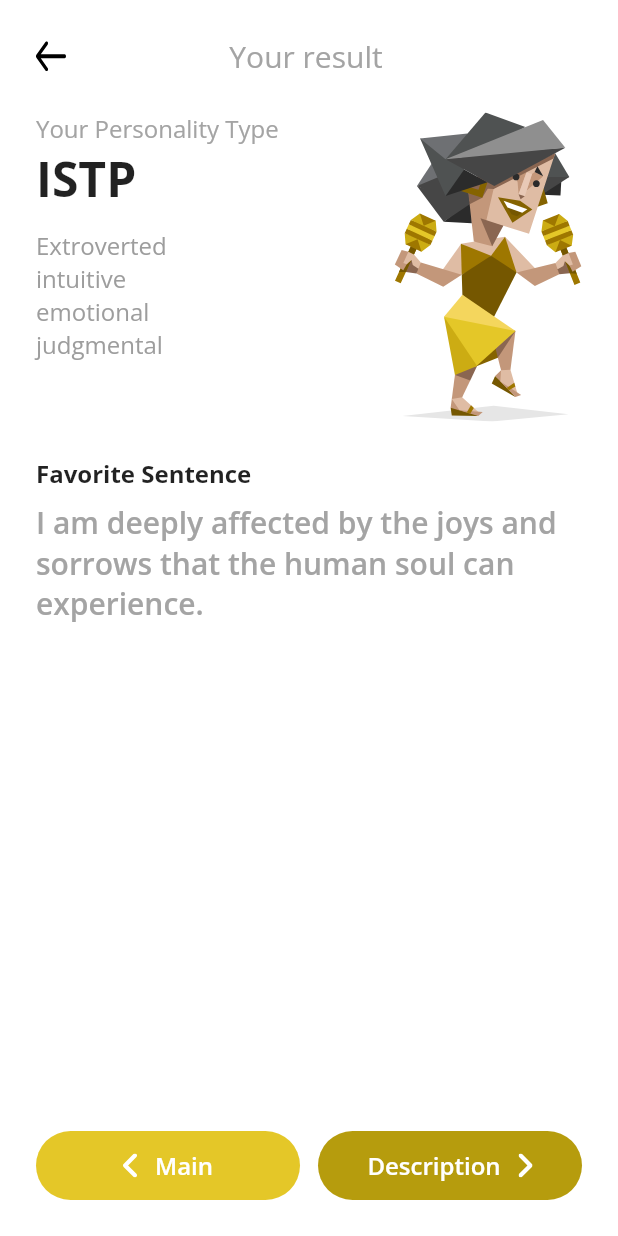
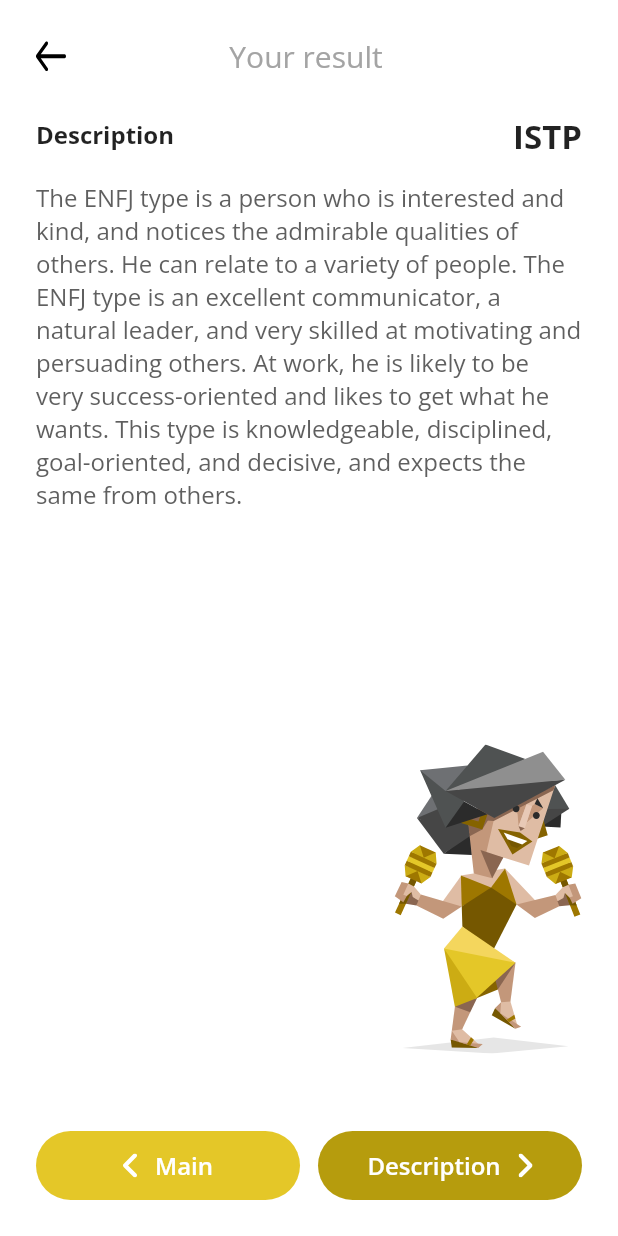
Before and after one commit to misagh1999/mbti-test-app, a Flutter app: the ResultScreen screen opened by its route, on a phone screen of 412 x 824 dp. Run offline on Flutter 3.47's test engine with Material 2 defaults, Android fonts, the phone set to English and light mode, and no system bars; our stand-ins replace flutter_svg, get.

Commit message:
description sub screen implemented

```diff
--- a/lib/constants.dart
+++ b/lib/constants.dart
@@ -16,6 +16,9 @@ abstract class Assets {
   static const LOGO = 'assets/images/temp_logo.svg';
   static const WELCOME_IMG = 'assets/images/welcome_img.svg';
   static const START_IMG = 'assets/images/start_img.svg';
+  static const WORK_IMG = 'assets/images/work_img.svg';
+  static const RELATIONSHIP_IMG = 'assets/images/relationship_img.svg';
+  static const HOBBY_IMG = 'assets/images/hobby_img.svg';
 
   static const PREVIOUS_ICON = 'assets/icons/previous_icon.svg';
   static const NEXT_ICON = 'assets/icons/next_icon.svg';
@@ -39,3 +42,8 @@ abstract class Assets {
   static const IC_ISTJ = 'assets/icons/mbti/ISTJ.svg';
   static const IC_ISTP = 'assets/icons/mbti/ISTP.svg';
 }
+
+abstract class MyString {
+  static const DESCRIPTION_DEMO =
+      'The ENFJ type is a person who is interested and kind, and notices the admirable qualities of others. He can relate to a variety of people. The ENFJ type is an excellent communicator, a natural leader, and very skilled at motivating and persuading others. At work, he is likely to be very success-oriented and likes to get what he wants. This type is knowledgeable, disciplined, goal-oriented, and decisive, and expects the same from others.';
+}
--- a/lib/screens/result/result_screen.dart
+++ b/lib/screens/result/result_screen.dart
@@ -6,6 +6,7 @@ import 'package:flutter_svg/flutter_svg.dart';
 import 'components/result_bottom_widget.dart';
 import 'components/result_main_widget.dart';
 import 'components/result_top_widget.dart';
+import 'sub_screens/description_sub_screen.dart';
 
 class ResultScreen extends StatelessWidget {
   const ResultScreen({super.key});
@@ -19,7 +20,10 @@ class ResultScreen extends StatelessWidget {
           child: Column(
             children: [
               ResultTopWidget(),
-              Expanded(child: ResultMainWidget()),
+              Expanded(
+                  child:
+                      // ResultMainWidget()
+                      DescriptionSubScreen()),
               ResultBottomWidget()
             ],
           ),
--- /dev/null
+++ b/lib/screens/result/sub_screens/description_sub_screen.dart
@@ -0,0 +1,55 @@
+import 'package:english_mbti_test_app/constants.dart';
+import 'package:english_mbti_test_app/utils/utils.dart';
+import 'package:flutter/material.dart';
+import 'package:flutter_svg/flutter_svg.dart';
+import 'package:get/get.dart';
+
+class DescriptionSubScreen extends StatelessWidget {
+  const DescriptionSubScreen({
+    super.key,
+  });
+
+  @override
+  Widget build(BuildContext context) {
+    return Container(
+      child: Column(
+        children: [
+          SizedBox(
+            height: 24,
+          ),
+          Row(
+            children: [
+              Text(
+                'Description',
+                style: TextStyle(fontFamily: Fonts.Bold, fontSize: 16),
+              ),
+              Spacer(),
+              Text(
+                'ISTP',
+                style: TextStyle(fontFamily: Fonts.Bold, fontSize: 22),
+              )
+            ],
+          ),
+          SizedBox(
+            height: 16,
+          ),
+          Text(
+            MyString.DESCRIPTION_DEMO,
+            style: TextStyle(color: HexColor.fromHex('5F5F5F'), fontSize: 16),
+          ),
+          Spacer(flex: 3,),
+          Row(
+            mainAxisAlignment: MainAxisAlignment.end,
+            children: [
+              SvgPicture.asset(
+                Assets.IC_ESFP,
+                height: Get.width / 2,
+              ),
+            ],
+          ),
+          Spacer()
+        ],
+      ),
+    );
+  }
+}
```
Also changed, not shown: assets/images/hobby_img.svg (added), assets/images/relationship_img.svg (added), assets/images/work_img.svg (added).
